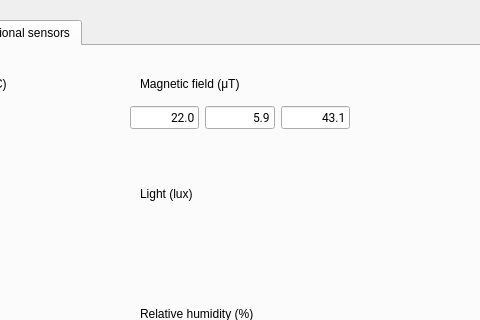
Qt form android/skin/qt/extended-pages/virtual-sensors-page.ui (aosp-mirror/platform_external_qemu) before a commit; both pictures show x 142 to 622 and y 0 to 320 of the 622 by 580 pixel window.
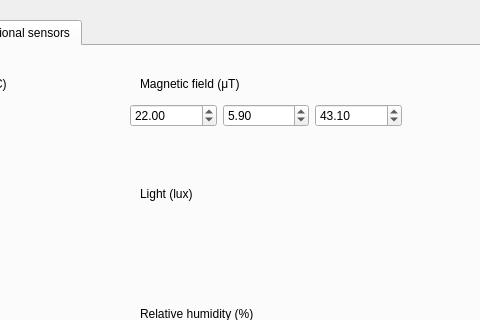
The same form after that commit. The open tabs and pages were chosen to show the change. Icons and pictures are not drawn. Custom widgets are drawn as their Qt base class.

Commit message:
Limit magnetometer values
Per discussion with J, putting magnetometer values
into spin boxes

Diff of the .ui file:
```diff
--- a/android/skin/qt/extended-pages/virtual-sensors-page.ui
+++ b/android/skin/qt/extended-pages/virtual-sensors-page.ui
@@ -411,30 +411,25 @@
       <rect>
        <x>270</x>
        <y>50</y>
-       <width>220</width>
+       <width>272</width>
        <height>40</height>
       </rect>
      </property>
      <layout class="QHBoxLayout" name="horizontalLayout">
       <property name="topMargin">
-       <number>4</number>
+       <number>0</number>
       </property>
       <item>
-       <widget class="QLineEdit" name="magNorthWidget">
-        <property name="font">
-         <font>
-          <family>Roboto</family>
-         </font>
+       <widget class="QDoubleSpinBox" name="magNorthWidget">
+        <property name="minimum">
+         <double>-1000.000000000000000</double>
         </property>
-        <property name="styleSheet">
-         <string notr="true"/>
+        <property name="maximum">
+         <double>1000.000000000000000</double>
         </property>
-        <property name="text">
-         <string>22.0</string>
+        <property name="value">
+         <double>22.000000000000000</double>
         </property>
-        <property name="alignment">
-         <set>Qt::AlignRight|Qt::AlignTrailing|Qt::AlignVCenter</set>
-        </property>
         <property name="class" stdset="0">
          <string>EditableValue</string>
         </property>
@@ -444,21 +439,16 @@
        </widget>
       </item>
       <item>
-       <widget class="QLineEdit" name="magEastWidget">
-        <property name="font">
-         <font>
-          <family>Roboto</family>
-         </font>
+       <widget class="QDoubleSpinBox" name="magEastWidget">
+        <property name="minimum">
+         <double>-1000.000000000000000</double>
         </property>
-        <property name="styleSheet">
-         <string notr="true"/>
+        <property name="maximum">
+         <double>1000.000000000000000</double>
         </property>
-        <property name="text">
-         <string>5.9</string>
+        <property name="value">
+         <double>5.900000000000000</double>
         </property>
-        <property name="alignment">
-         <set>Qt::AlignRight|Qt::AlignTrailing|Qt::AlignVCenter</set>
-        </property>
         <property name="class" stdset="0">
          <string>EditableValue</string>
         </property>
@@ -468,21 +458,16 @@
        </widget>
       </item>
       <item>
-       <widget class="QLineEdit" name="magVerticalWidget">
-        <property name="font">
-         <font>
-          <family>Roboto</family>
-         </font>
+       <widget class="QDoubleSpinBox" name="magVerticalWidget">
+        <property name="minimum">
+         <double>-1000.000000000000000</double>
         </property>
-        <property name="styleSheet">
-         <string notr="true"/>
+        <property name="maximum">
+         <double>1000.000000000000000</double>
         </property>
-        <property name="text">
-         <string>43.1</string>
+        <property name="value">
+         <double>43.100000000000001</double>
         </property>
-        <property name="alignment">
-         <set>Qt::AlignRight|Qt::AlignTrailing|Qt::AlignVCenter</set>
-        </property>
         <property name="class" stdset="0">
          <string>EditableValue</string>
         </property>
```
Left out of the diff: 9 changed lines with no effect on the pictures. The commit also changes 8 other files.
